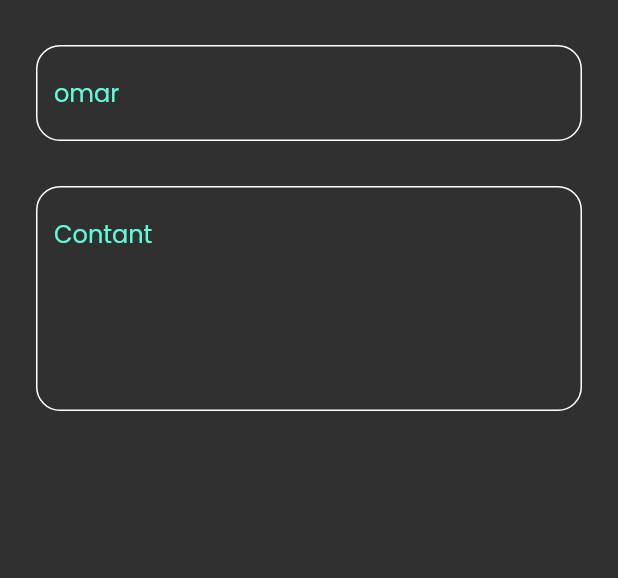
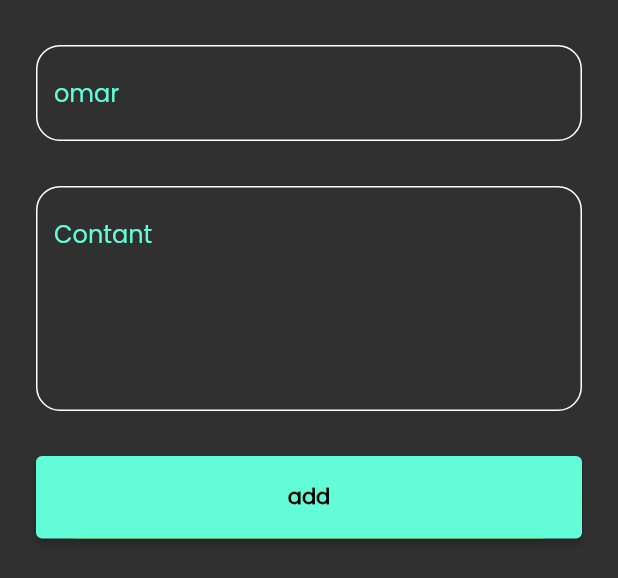
Before and after one commit to OmarWheed/notes_app, a Flutter app: the AddNote widget shown alone on an empty page, opened directly, on a phone screen of 412 x 824 dp. Shown: the top 578 px of the screen. Run offline on Flutter 3.47's test engine with Material 2 defaults, Android fonts, the phone set to English and light mode, and no system bars.

Commit message:
finsh bottom sheet

```diff
--- /dev/null
+++ b/lib/widgets/custom_bottom.dart
@@ -0,0 +1,26 @@
+import 'package:flutter/material.dart';
+
+import '../constant.dart';
+
+class MyButton extends StatelessWidget {
+  const MyButton({super.key});
+
+  @override
+  Widget build(BuildContext context) {
+    return Container(
+      height: 55,
+      decoration: BoxDecoration(
+          borderRadius: BorderRadius.circular(59), color: Colors.amber),
+      width: MediaQuery.of(context).size.width,
+      child: ElevatedButton(
+        style: ButtonStyle(
+            backgroundColor: MaterialStatePropertyAll(KprimaryColor)),
+        onPressed: () {},
+        child: Text(
+          "add",
+          style: TextStyle(color: Colors.black, fontWeight: FontWeight.bold),
+        ),
+      ),
+    );
+  }
+}
--- a/lib/widgets/model_button_sheet.dart
+++ b/lib/widgets/model_button_sheet.dart
@@ -1,6 +1,7 @@
 import 'package:flutter/material.dart';
 import 'package:todo/widgets/custom_text_filed.dart';
 
+import 'custom_bottom.dart';
 import 'gap.dart';
 
 class AddNote extends StatelessWidget {
@@ -8,6 +9,7 @@ class AddNote extends StatelessWidget {
   Widget build(BuildContext context) {
     return Padding(
       padding: const EdgeInsets.symmetric(horizontal: 24.0),
+      child: SingleChildScrollView(
         child: Column(
           children: [
             Gap(
@@ -23,7 +25,15 @@ class AddNote extends StatelessWidget {
               hint: "Contant",
               maxLine: 5,
             ),
+            Gap(
+              height: 30,
+            ),
+            MyButton(),
+            Gap(
+              height: 30,
+            ),
           ],
+        ),
       ),
     );
   }
```
Lines whose indentation alone changed are shown as unchanged.
